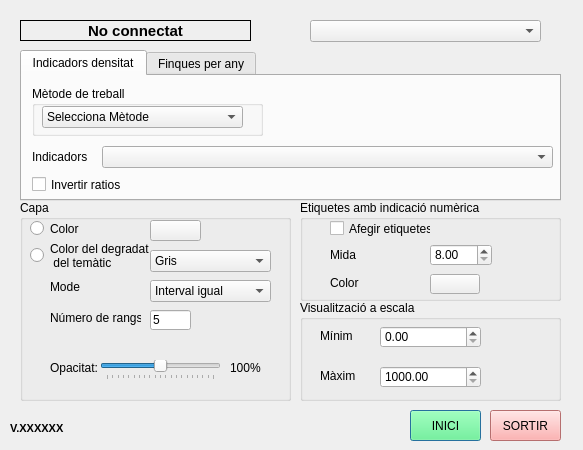
TecnocampusCCU/Indicadors_Habitatge, file Indicadors_Habitatge_dialog_base.ui: the form before one commit.
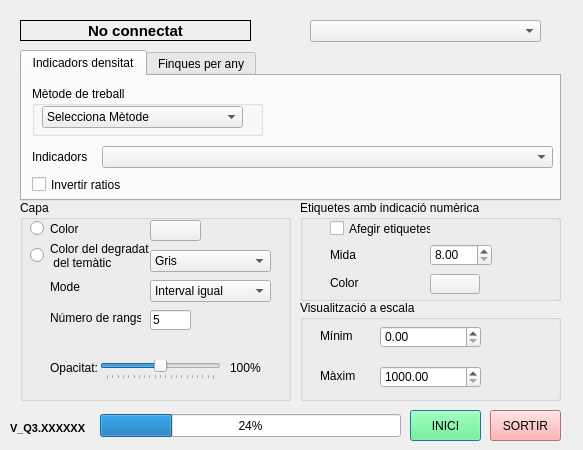
The form after the commit.

```diff
--- a/Indicadors_Habitatge_dialog_base.ui
+++ b/Indicadors_Habitatge_dialog_base.ui
@@ -787,7 +787,7 @@
     </font>
    </property>
    <property name="text">
-    <string>V.XXXXXX</string>
+    <string>V_Q3.XXXXXX</string>
    </property>
   </widget>
   <widget class="QTabWidget" name="tabWidget">
@@ -1134,6 +1134,19 @@
     <string>SORTIR</string>
    </property>
   </widget>
+  <widget class="QProgressBar" name="progressBar">
+   <property name="geometry">
+    <rect>
+     <x>100</x>
+     <y>414</y>
+     <width>301</width>
+     <height>23</height>
+    </rect>
+   </property>
+   <property name="value">
+    <number>24</number>
+   </property>
+  </widget>
  </widget>
  <resources/>
  <connections/>
```
